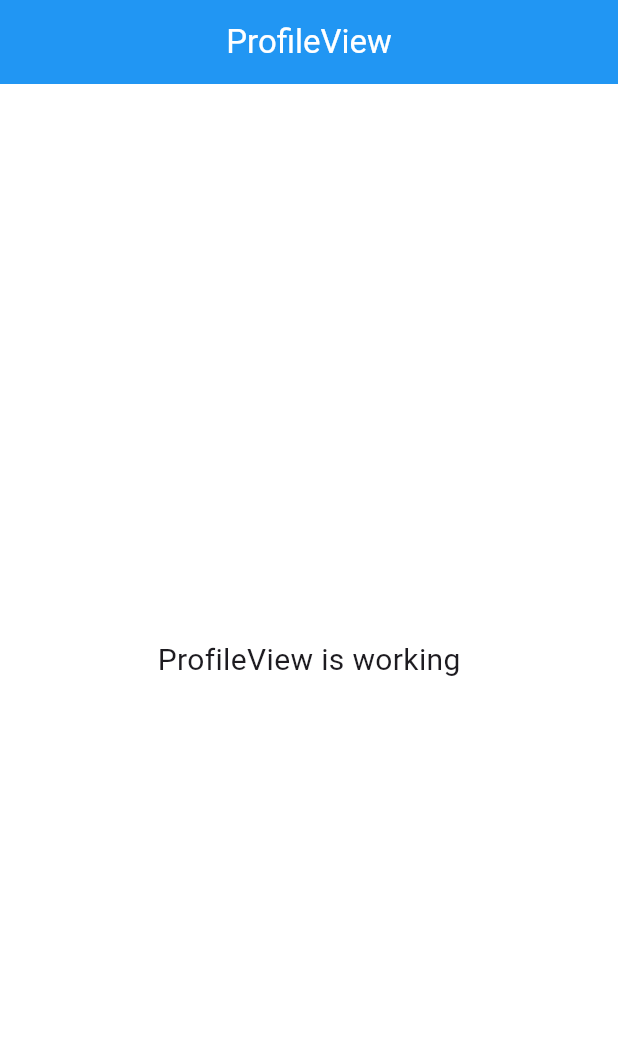
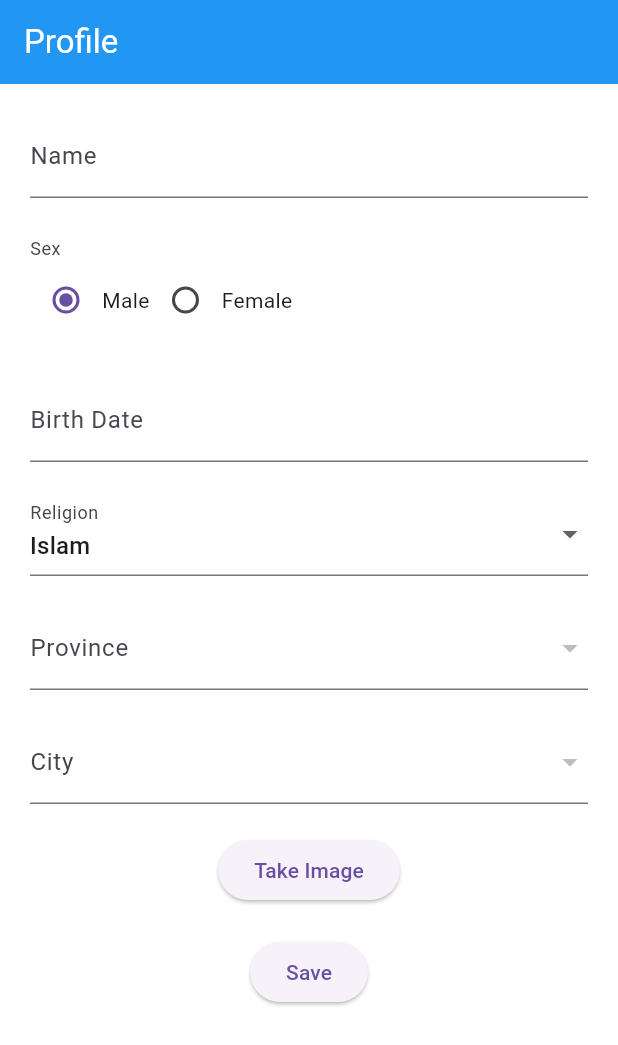
Before and after one commit to ffchrulrozi/student-portal, a Flutter app: the ProfileView screen opened directly, on a phone screen of 412 x 824 dp. Shown: the top 1045 px of the screen. Run offline on Flutter 3.47's test engine with Material 3 defaults, Android fonts, the phone set to English and light mode, and no system bars; drawn by our look-alikes of flutter_form_builder; our stand-ins replace dio, fl_chart, flutter_dotenv, flutter_html, form_builder_validators, get and 3 more; network calls fail.

Commit message:
new feature: profile and update it's data

```diff
--- a/lib/app/data/api/api_service.dart
+++ b/lib/app/data/api/api_service.dart
@@ -1,9 +1,33 @@
 import 'package:dio/dio.dart';
+import 'package:flutter/widgets.dart';
 import 'package:flutter_dotenv/flutter_dotenv.dart';
+import 'package:image_picker/image_picker.dart';
 
 class ApiService {
   final Dio _dio = Dio();
   final String _baseApiUrl = dotenv.env["BASE_API_URL"]!;
+
+  Options _buildOptions({Map<String, dynamic>? files}) {
+    return Options(headers: {
+      "Authorization": "a101",
+      "Content-Type": files == null ? "application/json" : "multipart/form-data"
+    });
+  }
+
+  Future<dynamic> _buildBody(dynamic data, Map<String, XFile>? files) async {
+    if (files != null) {
+      return FormData.fromMap({
+        if (data != null) ...data,
+        for (var file in files.entries)
+          file.key: await MultipartFile.fromFile(
+            file.value.path,
+            filename: file.value.name,
+          )
+      });
+    } else {
+      return data;
+    }
+  }
 
   Future<ApiResult<T>> get<T>({
     required String endPoint,
@@ -11,8 +35,13 @@ class ApiService {
     required T Function(Map<String, dynamic>) fromJson,
   }) async {
     try {
-      final response =
-          await _dio.get(_baseApiUrl + endPoint, queryParameters: params);
+      debugPrint("GET API: $endPoint with params $params");
+
+      final response = await _dio.get(
+        _baseApiUrl + endPoint,
+        queryParameters: params,
+        options: _buildOptions(),
+      );
       return ApiResult(
         statusCode: response.statusCode,
         data: fromJson(response.data),
@@ -39,11 +68,17 @@ class ApiService {
 
   Future<ApiResult<T>> post<T>({
     required String endPoint,
-    dynamic body,
+    dynamic data,
+    Map<String, XFile>? files,
     required T Function(Map<String, dynamic>) fromJson,
   }) async {
     try {
-      final response = await _dio.post(_baseApiUrl + endPoint, data: body);
+      final body = await _buildBody(data, files);
+      final response = await _dio.post(
+        _baseApiUrl + endPoint,
+        data: body,
+        options: _buildOptions(files: files),
+      );
       return ApiResult(
         statusCode: response.statusCode,
         data: fromJson(response.data),
--- /dev/null
+++ b/lib/app/data/api/models/city.dart
@@ -0,0 +1,121 @@
+// To parse this JSON data, do
+//
+//     final city = cityFromJson(jsonString);
+
+import 'dart:convert';
+
+City cityFromJson(String str) => City.fromJson(json.decode(str));
+
+String cityToJson(City data) => json.encode(data.toJson());
+
+class City {
+    int? currentPage;
+    List<Datum>? data;
+    String? firstPageUrl;
+    int? from;
+    int? lastPage;
+    String? lastPageUrl;
+    List<Link>? links;
+    dynamic nextPageUrl;
+    String? path;
+    int? perPage;
+    dynamic prevPageUrl;
+    int? to;
+    int? total;
+
+    City({
+        this.currentPage,
+        this.data,
+        this.firstPageUrl,
+        this.from,
+        this.lastPage,
+        this.lastPageUrl,
+        this.links,
+        this.nextPageUrl,
+        this.path,
+        this.perPage,
+        this.prevPageUrl,
+        this.to,
+        this.total,
+    });
+
+    factory City.fromJson(Map<String, dynamic> json) => City(
+        currentPage: json["current_page"],
+        data: json["data"] == null ? [] : List<Datum>.from(json["data"]!.map((x) => Datum.fromJson(x))),
+        firstPageUrl: json["first_page_url"],
+        from: json["from"],
+        lastPage: json["last_page"],
+        lastPageUrl: json["last_page_url"],
+        links: json["links"] == null ? [] : List<Link>.from(json["links"]!.map((x) => Link.fromJson(x))),
+        nextPageUrl: json["next_page_url"],
+        path: json["path"],
+        perPage: json["per_page"],
+        prevPageUrl: json["prev_page_url"],
+        to: json["to"],
+        total: json["total"],
+    );
+
+    Map<String, dynamic> toJson() => {
+        "current_page": currentPage,
+        "data": data == null ? [] : List<dynamic>.from(data!.map((x) => x.toJson())),
+        "first_page_url": firstPageUrl,
+        "from": from,
+        "last_page": lastPage,
+        "last_page_url": lastPageUrl,
+        "links": links == null ? [] : List<dynamic>.from(links!.map((x) => x.toJson())),
+        "next_page_url": nextPageUrl,
+        "path": path,
+        "per_page": perPage,
+        "prev_page_url": prevPageUrl,
+        "to": to,
+        "total": total,
+    };
+}
+
+class Datum {
+    int? id;
+    int? masterProvinceId;
+    String? name;
+
+    Datum({
+        this.id,
+        this.masterProvinceId,
+        this.name,
+    });
+
+    factory Datum.fromJson(Map<String, dynamic> json) => Datum(
+        id: json["id"],
+        masterProvinceId: json["master_province_id"],
+        name: json["name"],
+    );
+
+    Map<String, dynamic> toJson() => {
+        "id": id,
+        "master_province_id": masterProvinceId,
+        "name": name,
+    };
+}
+
+class Link {
+    String? url;
+    String? label;
+    bool? active;
+
+    Link({
+        this.url,
+        this.label,
+        this.active,
+    });
+
+    factory Link.fromJson(Map<String, dynamic> json) => Link(
+        url: json["url"],
+        label: json["label"],
+        active: json["active"],
+    );
+
+    Map<String, dynamic> toJson() => {
+        "url": url,
+        "label": label,
+        "active": active,
+    };
+}
--- /dev/null
+++ b/lib/app/data/api/models/province.dart
@@ -0,0 +1,117 @@
+// To parse this JSON data, do
+//
+//     final province = provinceFromJson(jsonString);
+
+import 'dart:convert';
+
+Province provinceFromJson(String str) => Province.fromJson(json.decode(str));
+
+String provinceToJson(Province data) => json.encode(data.toJson());
+
+class Province {
+    int? currentPage;
+    List<Datum>? data;
+    String? firstPageUrl;
+    int? from;
+    int? lastPage;
+    String? lastPageUrl;
+    List<Link>? links;
+    dynamic nextPageUrl;
+    String? path;
+    int? perPage;
+    dynamic prevPageUrl;
+    int? to;
+    int? total;
+
+    Province({
+        this.currentPage,
+        this.data,
+        this.firstPageUrl,
+        this.from,
+        this.lastPage,
+        this.lastPageUrl,
+        this.links,
+        this.nextPageUrl,
+        this.path,
+        this.perPage,
+        this.prevPageUrl,
+        this.to,
+        this.total,
+    });
+
+    factory Province.fromJson(Map<String, dynamic> json) => Province(
+        currentPage: json["current_page"],
+        data: json["data"] == null ? [] : List<Datum>.from(json["data"]!.map((x) => Datum.fromJson(x))),
+        firstPageUrl: json["first_page_url"],
+        from: json["from"],
+        lastPage: json["last_page"],
+        lastPageUrl: json["last_page_url"],
+        links: json["links"] == null ? [] : List<Link>.from(json["links"]!.map((x) => Link.fromJson(x))),
+        nextPageUrl: json["next_page_url"],
+        path: json["path"],
+        perPage: json["per_page"],
+        prevPageUrl: json["prev_page_url"],
+        to: json["to"],
+        total: json["total"],
+    );
+
+    Map<String, dynamic> toJson() => {
+        "current_page": currentPage,
+        "data": data == null ? [] : List<dynamic>.from(data!.map((x) => x.toJson())),
+        "first_page_url": firstPageUrl,
+        "from": from,
+        "last_page": lastPage,
+        "last_page_url": lastPageUrl,
+        "links": links == null ? [] : List<dynamic>.from(links!.map((x) => x.toJson())),
+        "next_page_url": nextPageUrl,
+        "path": path,
+        "per_page": perPage,
+        "prev_page_url": prevPageUrl,
+        "to": to,
+        "total": total,
+    };
+}
+
+class Datum {
+    int? id;
+    String? name;
+
+    Datum({
+        this.id,
+        this.name,
+    });
+
+    factory Datum.fromJson(Map<String, dynamic> json) => Datum(
+        id: json["id"],
+        name: json["name"],
+    );
+
+    Map<String, dynamic> toJson() => {
+        "id": id,
+        "name": name,
+    };
+}
+
+class Link {
+    String? url;
+    String? label;
+    bool? active;
+
+    Link({
+        this.url,
+        this.label,
+        this.active,
+    });
+
+    factory Link.fromJson(Map<String, dynamic> json) => Link(
+        url: json["url"],
+        label: json["label"],
+        active: json["active"],
+    );
+
+    Map<String, dynamic> toJson() => {
+        "url": url,
+        "label": label,
+        "active": active,
+    };
+}
--- a/lib/app/modules/login/controllers/login_controller.dart
+++ b/lib/app/modules/login/controllers/login_controller.dart
@@ -11,17 +11,17 @@ class LoginController extends BaseController {
   var isLoading = false;
 
   void login() async {
-    if (formKey.currentState != null &&
-        formKey.currentState!.saveAndValidate()) {
+    final form = formKey.currentState;
+    if (form != null && form.saveAndValidate()) {
       isLoading = true;
       update();
 
-      final String studentId = formKey.currentState?.value["student_id"];
-      final String password = formKey.currentState?.value["password"];
+      final String studentId = form.value["student_id"];
+      final String password = form.value["password"];
 
       var response = await apiSvc.post(
         endPoint: "/studentportal-login",
-        body: {"student_id": studentId, "password": password},
+        data: {"student_id": studentId, "password": password},
         fromJson: (data) => Login.fromJson(data),
       );
 
--- a/lib/app/modules/login/views/login_view.dart
+++ b/lib/app/modules/login/views/login_view.dart
@@ -91,7 +91,7 @@ class LoginView extends StatelessWidget {
               AbsorbPointer(
                 absorbing: true,
                 child: Container(
-                  color: Color.fromARGB(150, 0, 0, 0),
+                  color: Color.fromARGB(100, 0, 0, 0),
                   child: Center(
                     child: CircularProgressIndicator(),
                   ),
--- a/lib/app/modules/profile/controllers/profile_controller.dart
+++ b/lib/app/modules/profile/controllers/profile_controller.dart
@@ -1,4 +1,90 @@
+import 'package:flutter/material.dart';
+import 'package:flutter_form_builder/flutter_form_builder.dart';
+import 'package:get/get.dart';
+import 'package:image_picker/image_picker.dart';
 import 'package:student_portal/app/base/base_controller.dart';
+import 'package:student_portal/app/data/api/models/province.dart' as province;
+import 'package:student_portal/app/data/api/models/city.dart' as city;
+import 'package:student_portal/app/modules/profile/models/profile_update_response.dart';
 
 class ProfileController extends BaseController {
+  final key = GlobalKey<FormBuilderState>();
+  final isLoading = false;
+  final religions = [
+    "Islam",
+    "Katolik",
+    "Protestan",
+    "Hindu",
+    "Buddha",
+    "Konghuchu"
+  ];
+  var provinces = <province.Datum>[];
+  var cities = <city.Datum>[];
+  final ImagePicker _picker = ImagePicker();
+  XFile? _image;
+
+  @override
+  void onInit() {
+    super.onInit();
+    getProvinces();
+  }
+
+  Future<void> getProvinces() async {
+    var response = await apiSvc.get(
+      endPoint: '/master-province',
+      fromJson: (data) => province.Province.fromJson(data),
+    );
+
+    provinces = response.data!.data!;
+    update();
+  }
+
+  Future<void> getCities(int? provinceId) async {
+    if (provinceId != null) {
+      var response = await apiSvc.get(
+        endPoint: '/master-city',
+        params: {"province_id": provinceId},
+        fromJson: (data) => city.City.fromJson(data),
+      );
+
+      cities = response.data!.data!;
+      update();
+    }
+  }
+
+  void takeImage() async {
+    _image = await _picker.pickImage(source: ImageSource.gallery);
+  }
+
+  void updateData() async {
+    final form = key.currentState;
+    if (form != null && form.saveAndValidate()) {
+      var data = {
+        "name": form.value["name"],
+        "sex": form.value["sex"],
+        "birthDate": form.value["birthDate"],
+        "religion": form.value["religion"],
+        "province": (form.value["province"] as province.Datum).name!,
+        "city": form.value["city"],
+      };
+
+      Map<String, XFile> files = {};
+      if (_image != null) {
+        files = {"photo": _image!};
+      }
+
+      var response = await apiSvc.post(
+        endPoint: "/studentportal-profile",
+        data: data,
+        files: files,
+        fromJson: (data) => ProfileUpdateResponse.fromJson(data),
+      );
+
+      if (response.statusCode == 200) {
+        Get.snackbar("Success", response.data!.message ?? "");
+      } else {
+        Get.snackbar("Error", response.message ?? "");
+      }
+    }
+  }
 }
--- /dev/null
+++ b/lib/app/modules/profile/models/profile_update_response.dart
@@ -0,0 +1,25 @@
+// To parse this JSON data, do
+//
+//     final profileUpdateResponse = profileUpdateResponseFromJson(jsonString);
+
+import 'dart:convert';
+
+ProfileUpdateResponse profileUpdateResponseFromJson(String str) => ProfileUpdateResponse.fromJson(json.decode(str));
+
+String profileUpdateResponseToJson(ProfileUpdateResponse data) => json.encode(data.toJson());
+
+class ProfileUpdateResponse {
+    String? message;
+
+    ProfileUpdateResponse({
+        this.message,
+    });
+
+    factory ProfileUpdateResponse.fromJson(Map<String, dynamic> json) => ProfileUpdateResponse(
+        message: json["message"],
+    );
+
+    Map<String, dynamic> toJson() => {
+        "message": message,
+    };
+}
--- a/lib/app/modules/profile/views/profile_view.dart
+++ b/lib/app/modules/profile/views/profile_view.dart
@@ -1,24 +1,94 @@
 import 'package:flutter/material.dart';
+import 'package:flutter_form_builder/flutter_form_builder.dart';
+import 'package:form_builder_validators/form_builder_validators.dart';
 
 import 'package:get/get.dart';
+import 'package:intl/intl.dart';
 
 import '../controllers/profile_controller.dart';
 
-class ProfileView extends GetView<ProfileController> {
+class ProfileView extends StatelessWidget {
   const ProfileView({super.key});
   @override
   Widget build(BuildContext context) {
-    return Scaffold(
-      appBar: AppBar(
-        title: const Text('ProfileView'),
-        centerTitle: true,
-      ),
-      body: const Center(
-        child: Text(
-          'ProfileView is working',
-          style: TextStyle(fontSize: 20),
+    return GetBuilder<ProfileController>(builder: (controller) {
+      return Scaffold(
+        appBar: AppBar(
+          title: const Text('Profile'),
         ),
-      ),
-    );
+        body: Padding(
+          padding: EdgeInsets.only(left: 20, top: 20, right: 20, bottom: 50),
+          child: FormBuilder(
+            key: controller.key,
+            child: Column(
+              spacing: 20,
+              children: [
+                FormBuilderTextField(
+                  name: 'name',
+                  decoration: InputDecoration(labelText: "Name"),
+                  validator: FormBuilderValidators.compose(
+                      [FormBuilderValidators.required()]),
+                ),
+                FormBuilderRadioGroup(
+                  name: 'sex',
+                  decoration: InputDecoration(
+                      labelText: "Sex", border: InputBorder.none),
+                  initialValue: 'Male',
+                  options: ['Male', 'Female']
+                      .map((sex) =>
+                          FormBuilderFieldOption(value: sex, child: Text(sex)))
+                      .toList(),
+                ),
+                FormBuilderDateTimePicker(
+                  name: 'birthDate',
+                  decoration: InputDecoration(labelText: "Birth Date"),
+                  inputType: InputType.date,
+                  format: DateFormat('yyyy-MM-dd'),
+                ),
+                FormBuilderDropdown(
+                  name: 'religion',
+                  decoration: InputDecoration(labelText: "Religion"),
+                  initialValue: controller.religions.first,
+                  items: controller.religions
+                      .map(
+                        (religion) => DropdownMenuItem(
+                          value: religion,
+                          child: Text(religion),
+                        ),
+                      )
+                      .toList(),
+                ),
+                FormBuilderDropdown(
+                  name: 'province',
+                  decoration: InputDecoration(labelText: "Province"),
+                  items: controller.provinces
+                      .map((province) => DropdownMenuItem(
+                          value: province, child: Text(province.name ?? "")))
+                      .toList(),
+                  onChanged: (value) => controller.getCities(value!.id),
+                ),
+                FormBuilderDropdown(
+                  name: 'city',
+                  decoration: InputDecoration(labelText: "City"),
+                  items: controller.cities
+                      .map((city) => DropdownMenuItem(
+                          value: city.name, child: Text(city.name ?? "")))
+                      .toList(),
+                  initialValue: controller.cities.isNotEmpty
+                      ? controller.cities[0].name
+                      : null,
+                ),
+                ElevatedButton(
+                    onPressed: () => controller.takeImage(),
+                    child: Text("Take Image")),
+                ElevatedButton(
+                    onPressed: () => controller.updateData(),
+                    child: Text("Save"))
+              ],
+            ),
+          ),
+        ),
+      );
+    });
   }
 }
--- a/pubspec.yaml
+++ b/pubspec.yaml
@@ -45,6 +45,8 @@ dependencies:
   flutter_dotenv: ^5.2.1
   flutter_html: ^3.0.0
   form_builder_validators: ^11.1.2
+  intl: ^0.19.0
+  image_picker: ^1.1.2
 
 dev_dependencies:
   flutter_test:
```
Also changed, not shown: pubspec.lock, 6 other files.
